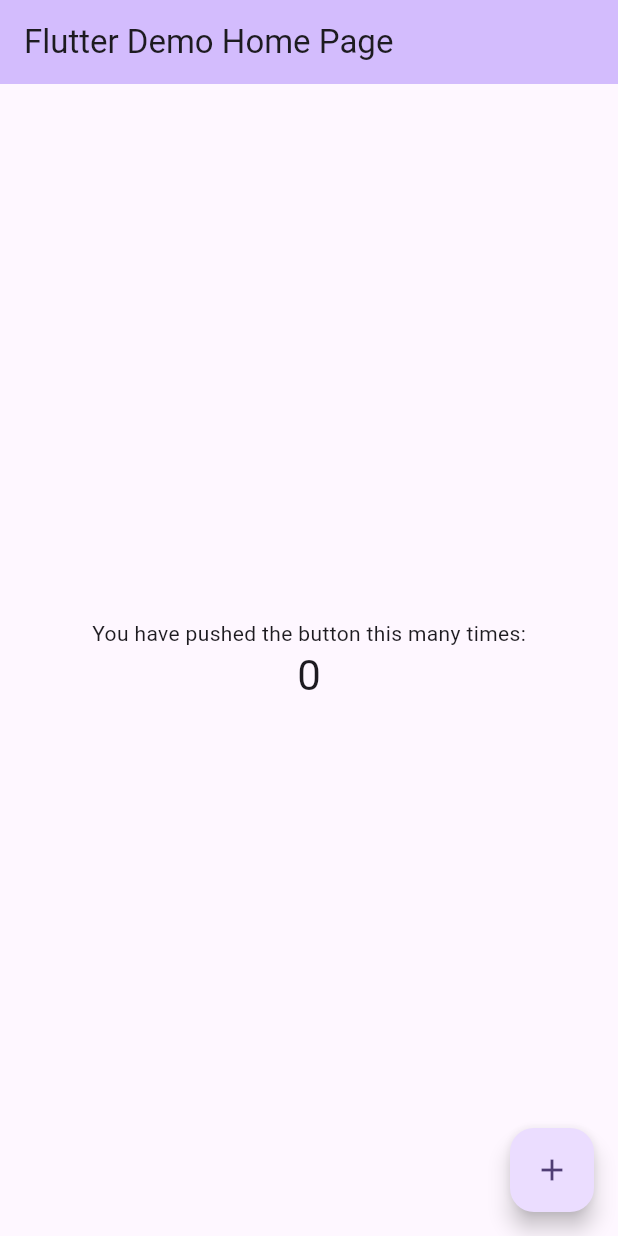
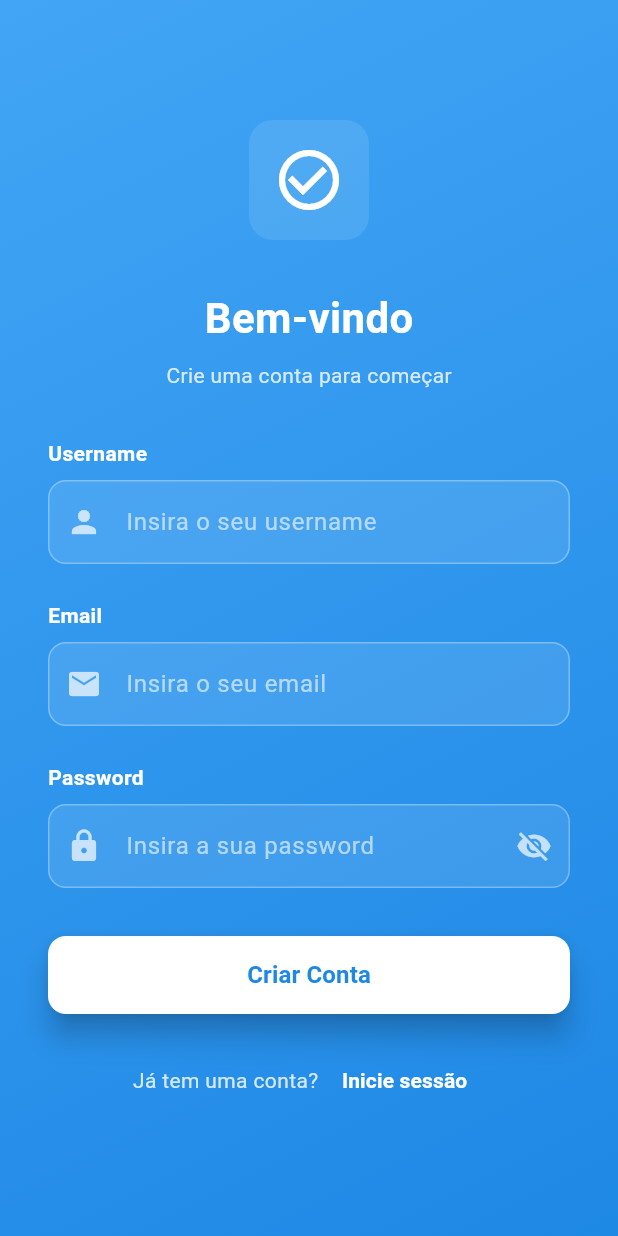
Before and after one commit to Bea-Henriques/PAP, a Flutter app: the screen it shows after launch, on a phone screen of 412 x 824 dp. Run offline on Flutter 3.47's test engine with Material 3 defaults, Android fonts, the phone set to English and light mode, and no system bars.

Commit message:
feat: add login and signup screens UI

```diff
--- a/doit_app/lib/main.dart
+++ b/doit_app/lib/main.dart
@@ -1,3 +1,4 @@
+import 'package:doit_app/screens/signup_screen.dart';
 import 'package:flutter/material.dart';
 
 void main() {
@@ -11,112 +12,12 @@ class MyApp extends StatelessWidget {
   @override
   Widget build(BuildContext context) {
     return MaterialApp(
-      title: 'Flutter Demo',
+      title: 'DoIt App',
       theme: ThemeData(
-        // This is the theme of your application.
-        //
-        // TRY THIS: Try running your application with "flutter run". You'll see
-        // the application has a purple toolbar. Then, without quitting the app,
-        // try changing the seedColor in the colorScheme below to Colors.green
-        // and then invoke "hot reload" (save your changes or press the "hot
-        // reload" button in a Flutter-supported IDE, or press "r" if you used
-        // the command line to start the app).
-        //
-        // Notice that the counter didn't reset back to zero; the application
-        // state is not lost during the reload. To reset the state, use hot
-        // restart instead.
-        //
-        // This works for code too, not just values: Most code changes can be
-        // tested with just a hot reload.
-        colorScheme: .fromSeed(seedColor: Colors.deepPurple),
+        colorScheme: .fromSeed(seedColor: Colors.blue),
       ),
-      home: const MyHomePage(title: 'Flutter Demo Home Page'),
+      home: const SignUpScreen(),
+      debugShowCheckedModeBanner: false,
     );
   }
 }
-
-class MyHomePage extends StatefulWidget {
-  const MyHomePage({super.key, required this.title});
-
-  // This widget is the home page of your application. It is stateful, meaning
-  // that it has a State object (defined below) that contains fields that affect
-  // how it looks.
-
-  // This class is the configuration for the state. It holds the values (in this
-  // case the title) provided by the parent (in this case the App widget) and
-  // used by the build method of the State. Fields in a Widget subclass are
-  // always marked "final".
-
-  final String title;
-
-  @override
-  State<MyHomePage> createState() => _MyHomePageState();
-}
-
-class _MyHomePageState extends State<MyHomePage> {
-  int _counter = 0;
-
-  void _incrementCounter() {
-    setState(() {
-      // This call to setState tells the Flutter framework that something has
-      // changed in this State, which causes it to rerun the build method below
-      // so that the display can reflect the updated values. If we changed
-      // _counter without calling setState(), then the build method would not be
-      // called again, and so nothing would appear to happen.
-      _counter++;
-    });
-  }
-
-  @override
-  Widget build(BuildContext context) {
-    // This method is rerun every time setState is called, for instance as done
-    // by the _incrementCounter method above.
-    //
-    // The Flutter framework has been optimized to make rerunning build methods
-    // fast, so that you can just rebuild anything that needs updating rather
-    // than having to individually change instances of widgets.
-    return Scaffold(
-      appBar: AppBar(
-        // TRY THIS: Try changing the color here to a specific color (to
-        // Colors.amber, perhaps?) and trigger a hot reload to see the AppBar
-        // change color while the other colors stay the same.
-        backgroundColor: Theme.of(context).colorScheme.inversePrimary,
-        // Here we take the value from the MyHomePage object that was created by
-        // the App.build method, and use it to set our appbar title.
-        title: Text(widget.title),
-      ),
-      body: Center(
-        // Center is a layout widget. It takes a single child and positions it
-        // in the middle of the parent.
-        child: Column(
-          // Column is also a layout widget. It takes a list of children and
-          // arranges them vertically. By default, it sizes itself to fit its
-          // children horizontally, and tries to be as tall as its parent.
-          //
-          // Column has various properties to control how it sizes itself and
-          // how it positions its children. Here we use mainAxisAlignment to
-          // center the children vertically; the main axis here is the vertical
-          // axis because Columns are vertical (the cross axis would be
-          // horizontal).
-          //
-          // TRY THIS: Invoke "debug painting" (choose the "Toggle Debug Paint"
-          // action in the IDE, or press "p" in the console), to see the
-          // wireframe for each widget.
-          mainAxisAlignment: .center,
-          children: [
-            const Text('You have pushed the button this many times:'),
-            Text(
-              '$_counter',
-              style: Theme.of(context).textTheme.headlineMedium,
-            ),
-          ],
-        ),
-      ),
-      floatingActionButton: FloatingActionButton(
-        onPressed: _incrementCounter,
-        tooltip: 'Increment',
-        child: const Icon(Icons.add),
-      ),
-    );
-  }
-}
--- /dev/null
+++ b/doit_app/lib/screens/signup_screen.dart
@@ -0,0 +1,250 @@
+import 'package:doit_app/screens/home_screen.dart';
+import 'package:doit_app/screens/login_screen.dart';
+import 'package:flutter/material.dart';
+
+class SignUpScreen extends StatefulWidget {
+  const SignUpScreen({super.key});
+
+  @override
+  State<SignUpScreen> createState() => _SignUpScreenState();
+}
+
+class _SignUpScreenState extends State<SignUpScreen> {
+  final _usernameController = TextEditingController();
+  final _emailController = TextEditingController();
+  final _passwordController = TextEditingController();
+  bool _obscurePassword = true;
+
+  @override
+  Widget build(BuildContext context) {
+    return Scaffold(
+      body: Container(
+        decoration: BoxDecoration(
+          gradient: LinearGradient(
+            begin: Alignment.topLeft,
+            end: Alignment.bottomRight,
+            colors: [Colors.blue.shade400, Colors.blue.shade600],
+          ),
+        ),
+        child: Center(
+          child: SingleChildScrollView(
+            child: Padding(
+              padding: const EdgeInsets.all(32.0),
+              child: Column(
+                mainAxisAlignment: MainAxisAlignment.center,
+                children: [
+                  // Logo/Header
+                  Container(
+                    padding: const EdgeInsets.all(16),
+                    decoration: BoxDecoration(
+                      color: Colors.white.withOpacity(0.1),
+                      borderRadius: BorderRadius.circular(16),
+                    ),
+                    child: Icon(
+                      Icons.check_circle_outline,
+                      size: 48,
+                      color: Colors.white,
+                    ),
+                  ),
+                  SizedBox(height: 32),
+
+                  // Title
+                  Text(
+                    'Bem-vindo',
+                    style: TextStyle(
+                      fontSize: 28,
+                      fontWeight: FontWeight.bold,
+                      color: Colors.white,
+                    ),
+                  ),
+                  SizedBox(height: 8),
+                  Text(
+                    'Crie uma conta para começar',
+                    style: TextStyle(
+                      fontSize: 14,
+                      color: Colors.white.withOpacity(0.8),
+                    ),
+                  ),
+                  SizedBox(height: 32),
+
+                  // Username Field
+                  _buildLabel('Username'),
+                  SizedBox(height: 8),
+                  _buildTextField(
+                    controller: _usernameController,
+                    hintText: 'Insira o seu username',
+                    icon: Icons.person,
+                  ),
+                  SizedBox(height: 24),
+
+                  // Email Field
+                  _buildLabel('Email'),
+                  SizedBox(height: 8),
+                  _buildTextField(
+                    controller: _emailController,
+                    hintText: 'Insira o seu email',
+                    icon: Icons.email,
+                    keyboardType: TextInputType.emailAddress,
+                  ),
+                  SizedBox(height: 24),
+
+                  // Password Field
+                  _buildLabel('Password'),
+                  SizedBox(height: 8),
+                  _buildPasswordField(),
+                  SizedBox(height: 32),
+
+                  // Sign Up Button
+                  SizedBox(
+                    width: double.infinity,
+                    height: 52,
+                    child: ElevatedButton(
+                      onPressed: () {
+                        Navigator.push(
+                          context,
+                          MaterialPageRoute(builder: (context) => HomeScreen()),
+                        );
+                      },
+                      style: ElevatedButton.styleFrom(
+                        backgroundColor: Colors.white,
+                        foregroundColor: Colors.blue.shade600,
+                        elevation: 8,
+                        shape: RoundedRectangleBorder(
+                          borderRadius: BorderRadius.circular(12),
+                        ),
+                      ),
+                      child: Text(
+                        'Criar Conta',
+                        style: TextStyle(
+                          fontSize: 16,
+                          fontWeight: FontWeight.bold,
+                        ),
+                      ),
+                    ),
+                  ),
+                  SizedBox(height: 20),
+
+                  // Login Link
+                  Row(
+                    mainAxisAlignment: MainAxisAlignment.center,
+                    children: [
+                      Text(
+                        'Já tem uma conta? ',
+                        style: TextStyle(
+                          color: Colors.white.withOpacity(0.8),
+                          fontSize: 14,
+                        ),
+                      ),
+                      TextButton(
+                        onPressed: () {
+                          Navigator.push(
+                            context,
+                            MaterialPageRoute(
+                              builder: (context) => LoginScreen(),
+                            ),
+                          );
+                        },
+                        child: Text(
+                          'Inicie sessão',
+                          style: TextStyle(
+                            color: Colors.white,
+                            fontSize: 14,
+                            fontWeight: FontWeight.bold,
+                          ),
+                        ),
+                      ),
+                    ],
+                  ),
+                ],
+              ),
+            ),
+          ),
+        ),
+      ),
+    );
+  }
+
+  Widget _buildLabel(String text) {
+    return Align(
+      alignment: Alignment.centerLeft,
+      child: Text(
+        text,
+        style: TextStyle(
+          fontSize: 14,
+          fontWeight: FontWeight.w600,
+          color: Colors.white,
+        ),
+      ),
+    );
+  }
+
+  Widget _buildTextField({
+    required TextEditingController controller,
+    required String hintText,
+    required IconData icon,
+    TextInputType keyboardType = TextInputType.text,
+  }) {
+    return TextField(
+      controller: controller,
+      keyboardType: keyboardType,
+      style: TextStyle(color: Colors.white),
+      decoration: InputDecoration(
+        hintText: hintText,
+        hintStyle: TextStyle(color: Colors.white.withOpacity(0.6)),
+        prefixIcon: Icon(icon, color: Colors.white.withOpacity(0.7)),
+        filled: true,
+        fillColor: Colors.white.withOpacity(0.1),
+        border: OutlineInputBorder(
+          borderRadius: BorderRadius.circular(12),
+          borderSide: BorderSide(color: Colors.white.withOpacity(0.3)),
+        ),
+        enabledBorder: OutlineInputBorder(
+          borderRadius: BorderRadius.circular(12),
+          borderSide: BorderSide(color: Colors.white.withOpacity(0.3)),
+        ),
+        focusedBorder: OutlineInputBorder(
+          borderRadius: BorderRadius.circular(12),
+          borderSide: BorderSide(color: Colors.white, width: 2),
+        ),
+      ),
+    );
+  }
+
+  Widget _buildPasswordField() {
+    return TextField(
+      controller: _passwordController,
+      obscureText: _obscurePassword,
+      style: TextStyle(color: Colors.white),
+      decoration: InputDecoration(
+        hintText: 'Insira a sua password',
+        hintStyle: TextStyle(color: Colors.white.withOpacity(0.6)),
+        prefixIcon: Icon(Icons.lock, color: Colors.white.withOpacity(0.7)),
+        suffixIcon: IconButton(
+          icon: Icon(
+            _obscurePassword ? Icons.visibility_off : Icons.visibility,
+            color: Colors.white.withOpacity(0.7),
+          ),
+          onPressed: () {
+            setState(() {
+              _obscurePassword = !_obscurePassword;
+            });
+          },
+        ),
+        filled: true,
+        fillColor: Colors.white.withOpacity(0.1),
+        border: OutlineInputBorder(
+          borderRadius: BorderRadius.circular(12),
+          borderSide: BorderSide(color: Colors.white.withOpacity(0.3)),
+        ),
+        enabledBorder: OutlineInputBorder(
+          borderRadius: BorderRadius.circular(12),
+          borderSide: BorderSide(color: Colors.white.withOpacity(0.3)),
+        ),
+        focusedBorder: OutlineInputBorder(
+          borderRadius: BorderRadius.circular(12),
+          borderSide: BorderSide(color: Colors.white, width: 2),
+        ),
+      ),
+    );
+  }
+}
```
Also changed, not shown: doit_app/lib/screens/home_screen.dart (added, +15 -0 lines), doit_app/lib/screens/login_screen.dart (added, +233 -0 lines).
